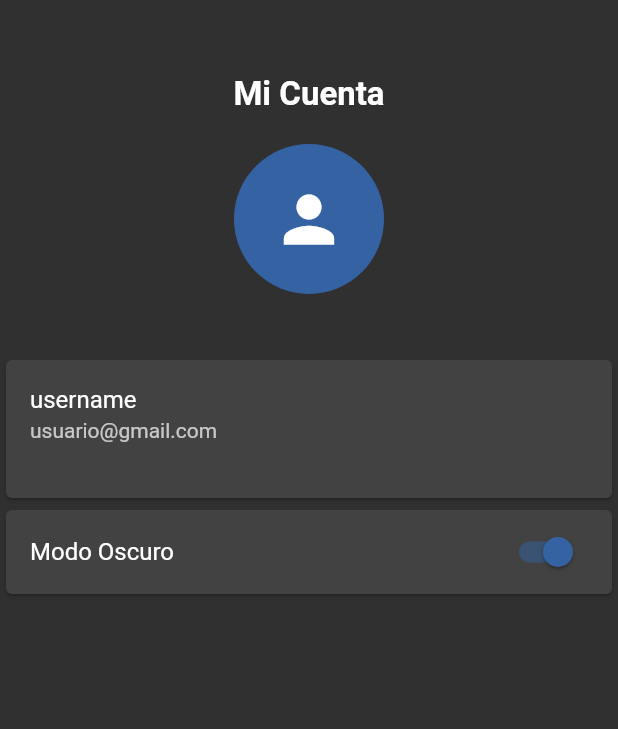
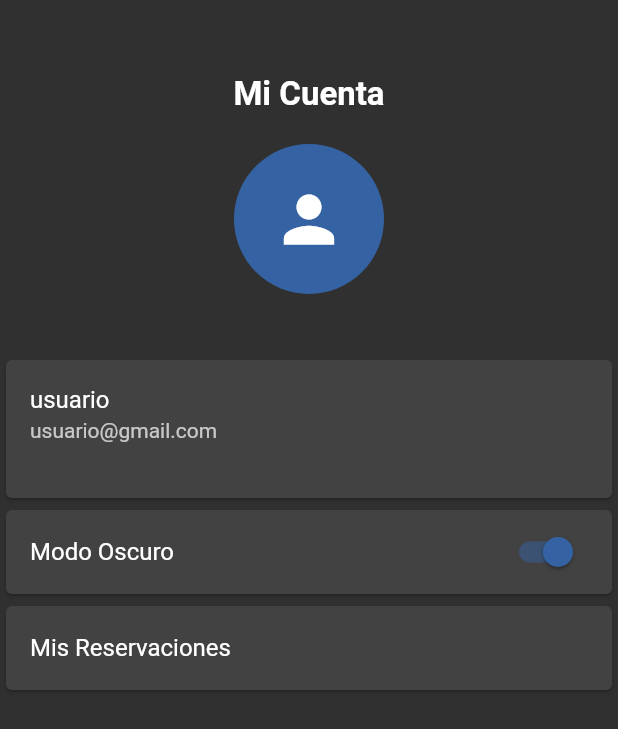
Before and after one commit to rvpichucho/ECUAVENTURE, a Flutter app: the CuentaPage screen opened directly, on a phone screen of 412 x 824 dp. Shown: the top 729 px of the screen. Run offline on Flutter 3.47's test engine with Material 2 defaults, Android fonts, the phone set to English and light mode, and no system bars; our stand-ins replace cloud_firestore, firebase_core, flutter_screenutil, image_picker, shared_preferences; missing offline and left inert: cloudinary_public; accounts and stored records are empty; generated files the repository leaves out were written again.

Commit message:
reservacion lista x2

```diff
--- a/lib/src/pages/cuenta_page.dart
+++ b/lib/src/pages/cuenta_page.dart
@@ -1,3 +1,4 @@
+import 'package:ecuaventure/src/pages/reservation_page.dart';
 import 'package:ecuaventure/src/providers/provider_menu.dart';
 import 'package:flutter/material.dart';
 import 'package:ecuaventure/src/utils/colors_constants.dart' as color_const;
@@ -44,7 +45,7 @@ class CuentaPage extends StatelessWidget {
                 height: 100,
                 child: Card(
                   child: ListTile(
-                    title: Text("username"),
+                    title: Text('usuario'),
                     subtitle: Text("usuario@gmail.com"),
                   ),
                 ),
@@ -61,6 +62,22 @@ class CuentaPage extends StatelessWidget {
                           final prefs = await SharedPreferences.getInstance();
                           await prefs.setBool("mode", value);
                         }),
+                  ),
+                ),
+              ),
+              SizedBox(
+                child: Card(
+                  child: ListTile(
+                    title: const Text("Mis Reservaciones"),
+                    onTap: () {
+                      Navigator.push<void>(
+                        context,
+                        MaterialPageRoute<void>(
+                          builder: (BuildContext context) =>
+                              const ReservationPage(),
+                        ),
+                      );
+                    },
                   ),
                 ),
               ),
--- a/lib/src/pages/login_page.dart
+++ b/lib/src/pages/login_page.dart
@@ -4,6 +4,7 @@ import 'package:ecuaventure/src/utils/colors_constants.dart' as color_const;
 import 'package:shared_preferences/shared_preferences.dart';
 
 import 'package:flutter_gen/gen_l10n/app_localizations.dart';
+
 class LoginPage extends StatefulWidget {
   const LoginPage({Key? key}) : super(key: key);
 
--- a/lib/src/widgets/reservation_card.dart
+++ b/lib/src/widgets/reservation_card.dart
@@ -11,7 +11,7 @@ class ReservationCard extends StatelessWidget {
     return Padding(
       padding: const EdgeInsets.only(top: 30.0),
       child: Container(
-        padding: const EdgeInsets.symmetric(vertical: 16, horizontal: 24),
+        padding: const EdgeInsets.symmetric(vertical: 10, horizontal: 15),
         child: Stack(
           children: <Widget>[
             Card(
```
Also changed, not shown: lib/src/pages/menu_page.dart (+14 -7 lines), 2 other files.
